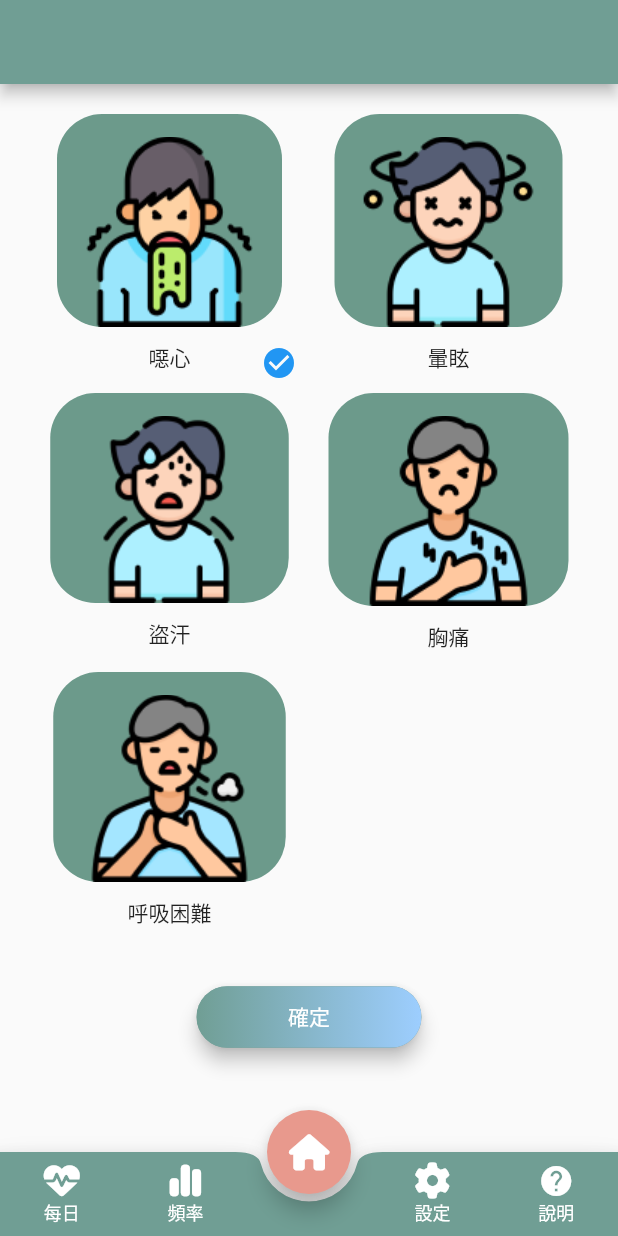
After one commit to Tonyao0924/ECG_Application, a Flutter app: the screen it shows after launch, after a tap on "噁心", on a phone screen of 412 x 824 dp. The commit adds this screen. Run offline on Flutter 3.47's test engine with Material 2 defaults, Android fonts, the phone set to English and light mode, and no system bars; our stand-ins replace fl_chart, font_awesome_flutter, google_fonts, percent_indicator, shared_preferences, syncfusion_flutter_charts; network calls fail.

Commit message:
Add symptomCheck relative file

```diff
--- /dev/null
+++ b/lib/Page/symptomCheck/DDDDDDDemo/home.dart
@@ -0,0 +1,41 @@
+import 'package:flutter/material.dart';
+import 'package:font_awesome_flutter/font_awesome_flutter.dart';
+import '../symptom_check.dart';
+
+import 'navbar.dart'; // for Demo , will discuss when meeting
+
+
+class Home extends StatefulWidget{
+  const  Home({Key? key, required this.title}) : super(key: key);
+
+  final String title;
+
+  @override
+  State<Home> createState() => _HomeState();
+
+}
+class _HomeState extends State<Home> {
+
+  @override
+  Widget build(BuildContext context) {
+
+    return Scaffold(
+      appBar: AppBar(
+      ),
+      body: SymptomCheck(),
+
+
+
+      floatingActionButton: const FloatingActionButton(
+        onPressed: null,
+        child: FaIcon(FontAwesomeIcons.house,color: Colors.white,),
+        backgroundColor: const Color(0xFFE8998D),
+      ),
+      floatingActionButtonLocation: FloatingActionButtonLocation.centerDocked,
+      bottomNavigationBar: DDDemoFooterNavigation(),
+
+
+
+    );
+  }
+}
--- /dev/null
+++ b/lib/Page/symptomCheck/DDDDDDDemo/navbar.dart
@@ -0,0 +1,38 @@
+import 'package:flutter/material.dart';
+import 'package:font_awesome_flutter/font_awesome_flutter.dart';
+
+class DDDemoFooterNavigation extends StatelessWidget {
+  const DDDemoFooterNavigation({Key? key}) : super(key: key);
+
+  @override
+  Widget build(BuildContext context) {
+    return BottomAppBar(
+
+        shape: CircularNotchedRectangle(),
+        notchMargin: 5,
+        clipBehavior: Clip.antiAlias,
+        child: BottomNavigationBar(
+
+          selectedLabelStyle: const TextStyle(fontSize: 12),
+          unselectedLabelStyle: const TextStyle(fontSize: 12),
+
+          unselectedItemColor: Colors.white,
+          selectedItemColor: Colors.white,
+          backgroundColor: const Color(0xFF709e94),
+
+          type: BottomNavigationBarType.fixed,
+          items: const [
+            BottomNavigationBarItem(
+                icon: FaIcon(FontAwesomeIcons.heartPulse), label: '每日'),
+            BottomNavigationBarItem(
+                icon: FaIcon(FontAwesomeIcons.chartSimple), label: '頻率'),
+            BottomNavigationBarItem(
+                icon: FaIcon(FontAwesomeIcons.chartSimple), label: ''),
+            BottomNavigationBarItem(
+                icon: FaIcon(FontAwesomeIcons.gear), label: '設定'),
+            BottomNavigationBarItem(icon: FaIcon(Icons.help), label: '說明'),
+          ],
+        )
+    );
+  }
+}
--- /dev/null
+++ b/lib/Page/symptomCheck/grid_item.dart
@@ -0,0 +1,69 @@
+import 'package:flutter/material.dart';
+import 'symptom_check.dart';
+
+class GridItem extends StatefulWidget {
+  final Item item;
+  final ValueChanged<bool> isSelected;
+
+  GridItem({required this.item, required this.isSelected});
+
+  @override
+  _GridItemState createState() => _GridItemState();
+}
+
+class _GridItemState extends State<GridItem> {
+  bool isSelected = false;
+
+  @override
+  Widget build(BuildContext context) {
+    return InkWell(
+      onTap: () {
+        setState(() {
+          isSelected = !isSelected;
+          widget.isSelected(isSelected);
+        });
+      },
+      child: Stack(
+        children: <Widget>[
+          Column(
+            children: [
+              Container(
+                //color: Colors.lightBlue,
+                padding: EdgeInsets.fromLTRB(17.5,  15, 17.5, 0),
+                decoration: BoxDecoration(
+                    color: Color(0xFF6C9A8B),
+                    borderRadius: BorderRadius.circular(30),
+                ),
+                child:Image.asset(
+                  widget.item.imageUrl,
+                ),
+              ),
+              SizedBox(height: 10,),
+              Container(
+                alignment: Alignment.bottomCenter,
+                child: Container(
+                  child: Text(
+                    widget.item.symptom,
+                  ),
+                ),
+              )
+            ],
+          ),
+
+          isSelected
+              ? const Align(
+            alignment: Alignment.bottomRight,
+            child: Padding(
+              padding: EdgeInsets.all(8.0),
+              child: Icon(
+                Icons.check_circle,
+                color: Colors.blue,
+              ),
+            ),
+          )
+              : Container()
+        ],
+      ),
+    );
+  }
+}
--- /dev/null
+++ b/lib/Page/symptomCheck/symptom_check.dart
@@ -0,0 +1,92 @@
+import 'package:flutter/material.dart';
+import 'grid_item.dart';
+
+class SymptomCheck extends StatefulWidget {
+  @override
+  State<StatefulWidget> createState() => _SymptomCheckState();
+}
+
+class _SymptomCheckState extends State<SymptomCheck> {
+  late List<Item> itemList;
+  late List<Item> selectedList;
+
+  @override
+  Widget build(BuildContext context) {
+    return Column(
+      children: [
+        GridView.builder(
+            shrinkWrap: true,
+            itemCount: itemList.length,
+            padding: EdgeInsets.all(20),
+            gridDelegate: const SliverGridDelegateWithFixedCrossAxisCount(
+              crossAxisCount: 2,
+              childAspectRatio: 1,
+              //crossAxisSpacing: 15,
+              // mainAxisSpacing: 15
+            ),
+            itemBuilder: (context, index) {
+              return GridItem(
+                item: itemList[index],
+                isSelected: (bool value) {
+                  setState(() {
+                    if (value) {
+                      selectedList.add(itemList[index]);
+                    } else {
+                      selectedList.remove(itemList[index]);
+                    }
+                  });
+                  print("$index : $value");
+                },
+              );
+            }),
+        Align(
+          alignment: Alignment.center,
+          child: ElevatedButton(
+            style: ElevatedButton.styleFrom(
+              shape: StadiumBorder(),
+              padding: const EdgeInsets.all(0.0),
+              elevation: 5,
+            ),
+            onPressed: () {},
+            child: Ink(
+              decoration: BoxDecoration(
+                gradient: LinearGradient(
+                    colors: [Color(0xFF709E94), Color(0xFF9DCEFF)]),
+                borderRadius: BorderRadius.circular(30),
+              ),
+              child: Container(
+                padding: const EdgeInsets.all(10),
+                constraints: const BoxConstraints(minWidth: 150.0),
+                child: const Text('確定', textAlign: TextAlign.center),
+              ),
+            ),
+          ),
+        ),
+      ],
+    );
+
+  }
+
+  @override
+  void initState() {
+    loadList();
+    super.initState();
+  }
+
+  loadList() {
+    itemList = [];
+    selectedList = [];
+    itemList.add(Item("assets/images/vomit.png", "噁心"));
+    itemList.add(Item("assets/images/dizzy.png", "暈眩"));
+    itemList.add(Item("assets/images/weakness.png", "盜汗"));
+    itemList.add(Item("assets/images/chest_pain.png", "胸痛"));
+    itemList.add(Item("assets/images/difficulty_breathing.png", "呼吸困難"));
+  }
+}
+
+class Item {
+  String imageUrl;
+  String symptom;
+
+  Item(this.imageUrl, this.symptom);
+}
--- a/lib/main.dart
+++ b/lib/main.dart
@@ -3,6 +3,9 @@ import 'package:flutter/material.dart';
 import 'package:font_awesome_flutter/font_awesome_flutter.dart';
 import 'Page/heartRateInfo/heartRateInfoPage.dart';
 import 'Page/singleDayAnalysis/singleDayAnalysisPage.dart';
+
+import 'Page/symptomCheck/DDDDDDDemo/home.dart'; // for demo
+
 import 'config/palette.dart';
 void main() => runApp(const MyApp());
 
@@ -16,7 +19,7 @@ class MyApp extends StatelessWidget {
         primarySwatch: Palette.mycolor,
       ),
       home: const Scaffold(
-        body: BottomNavigationController(),
+        body: Home(title: "title"), // for demo
 
       ),
     );
```
Also changed, not shown: assets/images/chest_pain.png (added), assets/images/difficulty_breathing.png (added), assets/images/dizzy.png (added), assets/images/vomit.png (added), assets/images/weakness.png (added).
